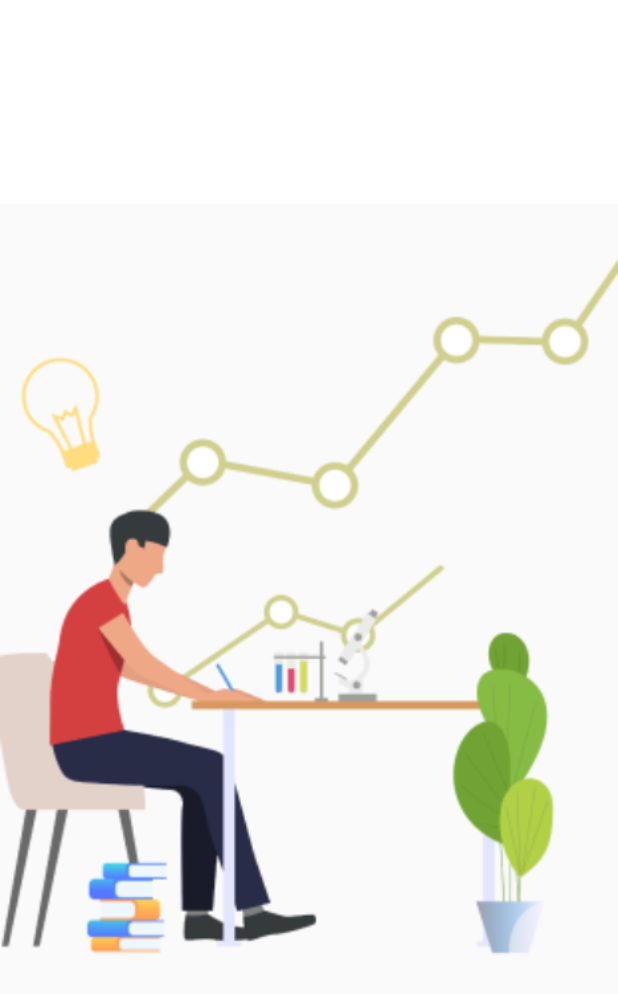
After one commit to vshanusastry/HomeWork, an Android app: the layout activity_splash_screen.xml on its own in the app's theme, with its tools: preview values and no code run, on a phone screen of 412 x 824 dp. The commit adds this screen. Shown: the top 994 px of the screen. Run offline under Robolectric (Android 15) with nearby library versions, the phone set to English and light mode, and no system bars.

Commit message:
Added SplashScreen

```diff
--- a/app/src/main/java/com/example/quizapp/ResultActivity.kt
+++ b/app/src/main/java/com/example/quizapp/ResultActivity.kt
@@ -1,11 +1,10 @@
 package com.example.quizapp
 
 import android.content.Intent
-import androidx.appcompat.app.AppCompatActivity
 import android.os.Bundle
 import android.widget.Button
 import android.widget.TextView
-import android.widget.Toast
+import androidx.appcompat.app.AppCompatActivity
 
 class ResultActivity : AppCompatActivity() {
     override fun onCreate(savedInstanceState: Bundle?) {
--- a/app/src/main/res/layout/activity_main.xml
+++ b/app/src/main/res/layout/activity_main.xml
@@ -49,7 +49,7 @@
                 <ImageView
                     android:id="@+id/imageView"
                     android:layout_width="match_parent"
-                    android:layout_height="220dp"
+                    android:layout_height="200dp"
                     android:baselineAligned="false"
                     app:srcCompat="@drawable/anime" />
 
@@ -57,7 +57,7 @@
                     android:layout_width="match_parent"
                     android:layout_height="wrap_content"
                     android:layout_marginBottom="10dp"
-                    android:text="UserName"
+                    android:text="Welcome"
                     android:textAlignment="center"
                     android:textColor="@color/gray"
                     android:textSize="28dp" />
--- /dev/null
+++ b/app/src/main/res/layout/activity_splash_screen.xml
@@ -0,0 +1,16 @@
+<?xml version="1.0" encoding="utf-8"?>
+<RelativeLayout xmlns:android="http://schemas.android.com/apk/res/android"
+    xmlns:app="http://schemas.android.com/apk/res-auto"
+    xmlns:tools="http://schemas.android.com/tools"
+    android:layout_width="match_parent"
+    android:layout_height="match_parent"
+    tools:context=".SplashScreenActivity">
+
+
+    <ImageView
+        android:id="@+id/img_SS"
+        android:layout_width="match_parent"
+        android:layout_height="match_parent"
+        android:src="@drawable/splash"
+        android:layout_centerInParent="true"/>
+</RelativeLayout>
--- a/app/src/main/res/values/colors.xml
+++ b/app/src/main/res/values/colors.xml
@@ -8,4 +8,5 @@
     <color name="gray">#777777</color>
     <color name="black">#FF000000</color>
     <color name="white">#FFFFFFFF</color>
+    <color name="error">#ff3333</color>
 </resources>
--- a/app/src/main/res/values/styles.xml
+++ b/app/src/main/res/values/styles.xml
@@ -1,5 +1,15 @@
 <?xml version="1.0" encoding="utf-8"?>
 <resources>
+    <style name="SplashScreenTheme" parent="Theme.AppCompat.DayNight.NoActionBar">
+        <item name="android:layout_marginTop">10dp</item>
+        <item name="android:layout_marginBottom">10dp</item>
+        <item name="android:layout_width">match_parent</item>
+        <item name="android:layout_height">match_parent</item>
+        <item name="android:gravity">center</item>
+        <item name="android:padding">12dp</item>
+        <item name="android:textColor">@color/black</item>
+        <item name="android:textSize">20sp</item>
+    </style>
     <style name="toggleButton">
         <item name="android:layout_marginTop">10dp</item>
         <item name="android:layout_marginBottom">10dp</item>
```
Also changed, not shown: app/src/main/AndroidManifest.xml (+14 -3 lines), app/src/main/java/com/example/quizapp/Constants.kt (+4 -4 lines), app/src/main/java/com/example/quizapp/MainActivity.kt (+6 -2 lines), app/src/main/java/com/example/quizapp/QuizQuestionsActivity.kt (+7 -4 lines), app/src/main/java/com/example/quizapp/SplashScreen.kt (added, +33 -0 lines), app/src/main/res/layout/activity_quiz_questions.xml (+45 -3 lines), app/src/main/res/drawable/splash.png.
